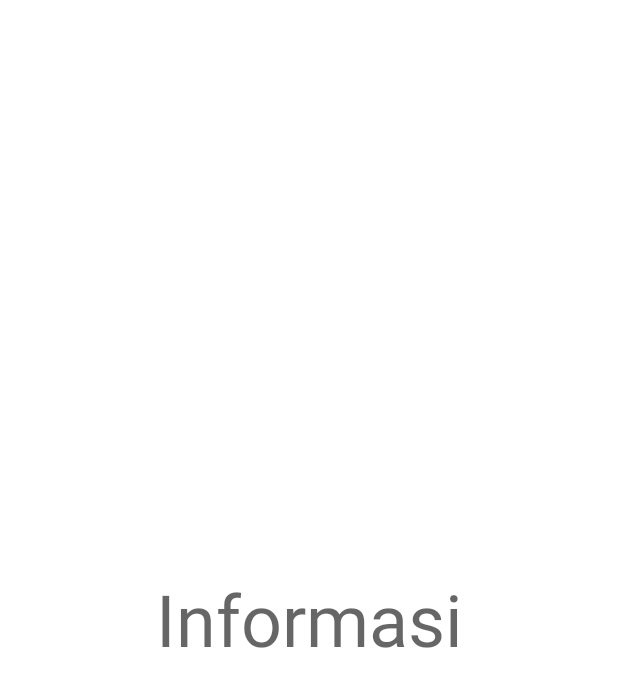
After one commit to tafhdytllah/covid-19-app, an Android app: the fragment InformasiFragment shown on its own in the app's theme, on a phone screen of 412 x 824 dp. The commit adds this screen. Shown: the top 687 px of the screen. Run offline under Robolectric (Android 15) with nearby library versions, the phone set to English and light mode, and no system bars.

Commit message:
setup ui MainActivity using navigation FragmentContainerView and BottomNavigationVIew

```diff
--- a/app/build.gradle
+++ b/app/build.gradle
@@ -45,6 +45,7 @@ dependencies {
     implementation 'androidx.appcompat:appcompat:1.2.0'
     implementation 'com.google.android.material:material:1.2.1'
     implementation 'androidx.constraintlayout:constraintlayout:2.0.4'
+    implementation 'androidx.legacy:legacy-support-v4:1.0.0'
     testImplementation 'junit:junit:4.+'
     androidTestImplementation 'androidx.test.ext:junit:1.1.2'
     androidTestImplementation 'androidx.test.espresso:espresso-core:3.3.0'
@@ -75,6 +76,6 @@ dependencies {
     implementation "androidx.room:room-ktx:2.2.6"
 
     //-----------Retrofit---------------------------------------
-    implementation "com.squareup.retrofit2:converter-gson:2.9.0>"
+    implementation 'com.squareup.retrofit2:converter-gson:2.9.0'
     implementation 'com.squareup.retrofit2:retrofit:2.9.0'
 }
--- a/app/src/main/AndroidManifest.xml
+++ b/app/src/main/AndroidManifest.xml
@@ -9,7 +9,7 @@
         android:roundIcon="@mipmap/ic_launcher_round"
         android:supportsRtl="true"
         android:theme="@style/Theme.Covid19App">
-        <activity android:name=".MainActivity">
+        <activity android:name=".ui.MainActivity">
             <intent-filter>
                 <action android:name="android.intent.action.MAIN" />
 
--- /dev/null
+++ b/app/src/main/java/com/tafh/covid_19app/ui/informasi/InformasiFragment.kt
@@ -0,0 +1,22 @@
+package com.tafh.covid_19app.ui.informasi
+
+import android.os.Bundle
+import androidx.fragment.app.Fragment
+import android.view.LayoutInflater
+import android.view.View
+import android.view.ViewGroup
+import com.tafh.covid_19app.R
+
+
+class InformasiFragment : Fragment() {
+
+
+    override fun onCreateView(
+        inflater: LayoutInflater, container: ViewGroup?,
+        savedInstanceState: Bundle?
+    ): View? {
+        // Inflate the layout for this fragment
+        return inflater.inflate(R.layout.fragment_informasi, container, false)
+    }
+
+}
--- /dev/null
+++ b/app/src/main/res/layout/fragment_informasi.xml
@@ -0,0 +1,20 @@
+<?xml version="1.0" encoding="utf-8"?>
+<androidx.constraintlayout.widget.ConstraintLayout xmlns:android="http://schemas.android.com/apk/res/android"
+    xmlns:tools="http://schemas.android.com/tools"
+    android:layout_width="match_parent"
+    android:layout_height="match_parent"
+    xmlns:app="http://schemas.android.com/apk/res-auto"
+    tools:context=".ui.informasi.InformasiFragment">
+
+    <TextView
+        android:layout_width="wrap_content"
+        android:layout_height="wrap_content"
+        android:text="Informasi"
+        android:textAppearance="@style/TextAppearance.MaterialComponents.Headline3"
+        app:layout_constraintBottom_toBottomOf="parent"
+        app:layout_constraintEnd_toEndOf="parent"
+        app:layout_constraintHorizontal_bias="0.5"
+        app:layout_constraintStart_toStartOf="parent"
+        app:layout_constraintTop_toTopOf="parent" />
+
+</androidx.constraintlayout.widget.ConstraintLayout>
--- a/app/src/main/res/values-night/themes.xml
+++ b/app/src/main/res/values-night/themes.xml
@@ -1,6 +1,6 @@
 <resources xmlns:tools="http://schemas.android.com/tools">
     <!-- Base application theme. -->
-    <style name="Theme.Covid19App" parent="Theme.MaterialComponents.DayNight.DarkActionBar">
+    <style name="Theme.Covid19App" parent="Theme.MaterialComponents.DayNight.NoActionBar">
         <!-- Primary brand color. -->
         <item name="colorPrimary">@color/purple_200</item>
         <item name="colorPrimaryVariant">@color/purple_700</item>
--- a/app/src/main/res/values/colors.xml
+++ b/app/src/main/res/values/colors.xml
@@ -1,8 +1,8 @@
 <?xml version="1.0" encoding="utf-8"?>
 <resources>
     <color name="purple_200">#FFBB86FC</color>
-    <color name="purple_500">#FF6200EE</color>
-    <color name="purple_700">#FF3700B3</color>
+    <color name="purple_500">#23C711</color>
+    <color name="purple_700">#10A200</color>
     <color name="teal_200">#FF03DAC5</color>
     <color name="teal_700">#FF018786</color>
     <color name="black">#FF000000</color>
--- a/app/src/main/res/values/strings.xml
+++ b/app/src/main/res/values/strings.xml
@@ -1,3 +1,5 @@
 <resources>
     <string name="app_name">Covid-19 App</string>
+    <!-- TODO: Remove or change this placeholder text -->
+    <string name="hello_blank_fragment">Hello blank fragment</string>
 </resources>
--- a/app/src/main/res/values/themes.xml
+++ b/app/src/main/res/values/themes.xml
@@ -1,6 +1,6 @@
 <resources xmlns:tools="http://schemas.android.com/tools">
     <!-- Base application theme. -->
-    <style name="Theme.Covid19App" parent="Theme.MaterialComponents.DayNight.DarkActionBar">
+    <style name="Theme.Covid19App" parent="Theme.MaterialComponents.DayNight.NoActionBar">
         <!-- Primary brand color. -->
         <item name="colorPrimary">@color/purple_500</item>
         <item name="colorPrimaryVariant">@color/purple_700</item>
```
Also changed, not shown: app/src/main/java/com/tafh/covid_19app/MainActivity.kt (deleted, +0 -11 lines), app/src/main/java/com/tafh/covid_19app/ui/MainActivity.kt (added, +32 -0 lines), app/src/main/java/com/tafh/covid_19app/ui/bantuan/BantuanFragment.kt (added, +23 -0 lines), app/src/main/java/com/tafh/covid_19app/ui/kasus/KasusFragment.kt (added, +22 -0 lines), app/src/main/res/drawable/ic_bantuan.xml (added, +22 -0 lines), app/src/main/res/drawable/ic_informasi.xml (added, +10 -0 lines), app/src/main/res/drawable/ic_virus.xml (added, +10 -0 lines), app/src/main/res/layout/activity_main.xml (+21 -8 lines), app/src/main/res/layout/fragment_bantuan.xml (added, +20 -0 lines), app/src/main/res/layout/fragment_kasus.xml (added, +21 -0 lines), app/src/main/res/menu/main_navigation_items.xml (added, +7 -0 lines), app/src/main/res/navigation/covid_nav_graph.xml (added, +23 -0 lines).
